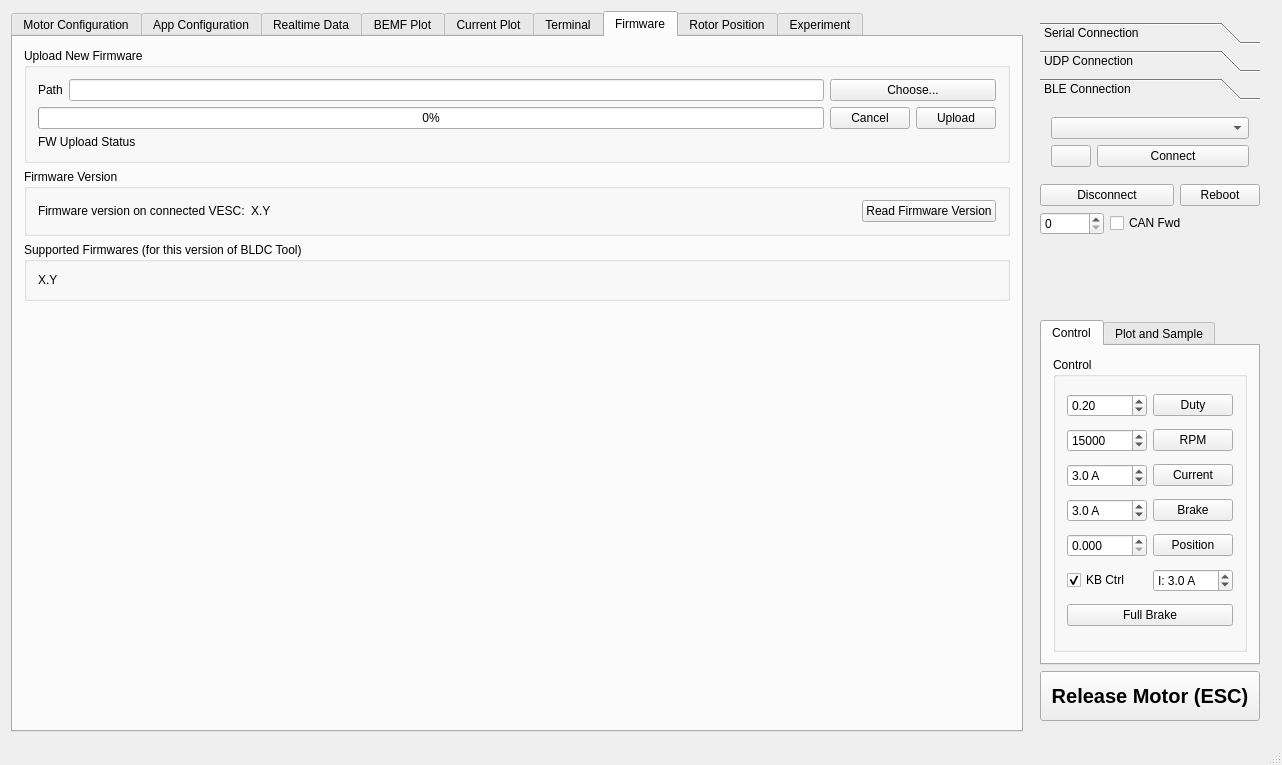
Above: mainwindow.ui from vedderb/bldc-tool before the change. Below: the same form after it.
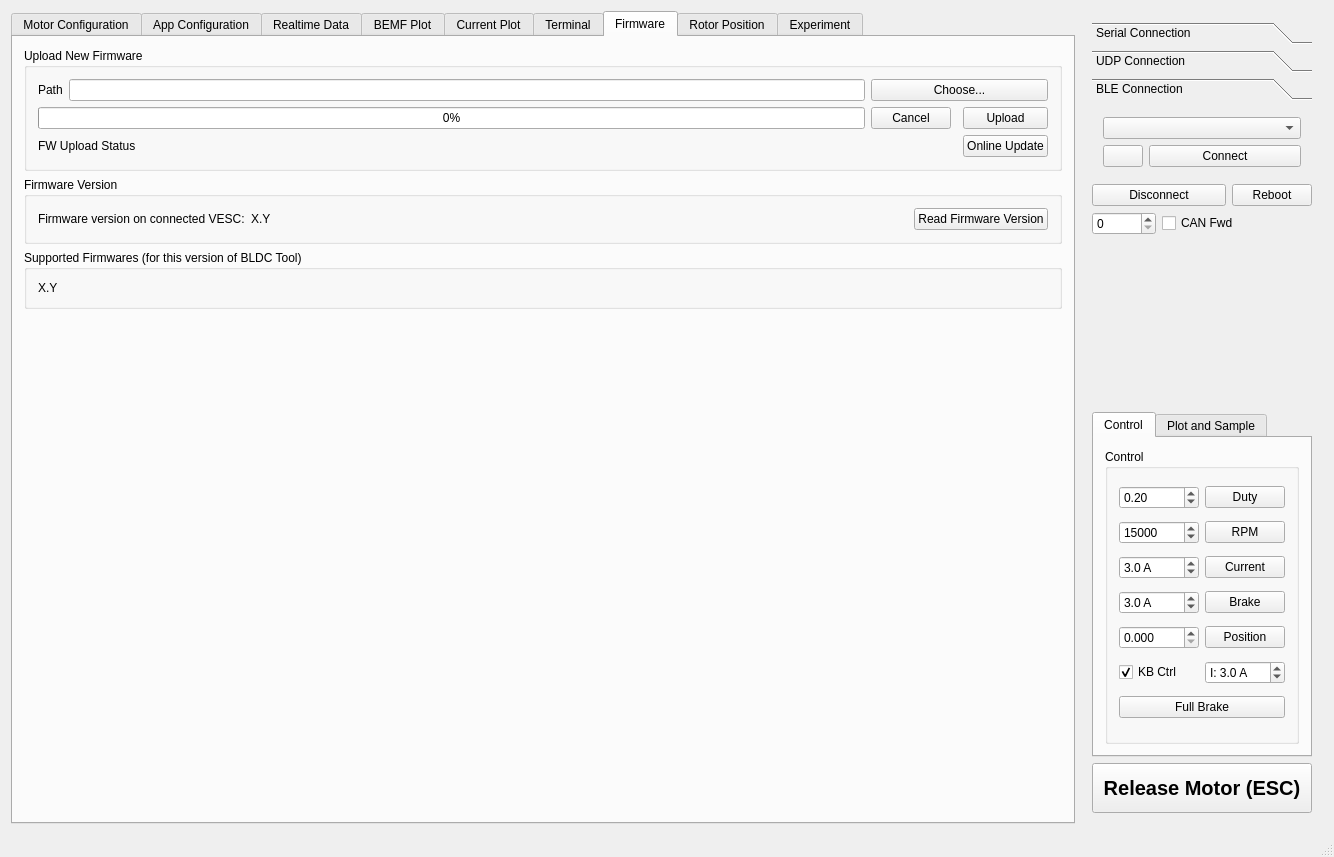
That is the form after the change. The open tabs and pages were chosen to show the change. Icons and pictures are not drawn. Custom widgets are drawn as their Qt base class.

Commit message:
Online firmware update
* Online firmware update

* Add online firmware update for widgets

What changed in the file:
```diff
--- a/mainwindow.ui
+++ b/mainwindow.ui
@@ -6,8 +6,8 @@
    <rect>
     <x>0</x>
     <y>0</y>
-    <width>1282</width>
-    <height>765</height>
+    <width>1334</width>
+    <height>857</height>
    </rect>
   </property>
   <property name="sizePolicy">
@@ -5201,47 +5201,54 @@
                </property>
               </widget>
              </item>
-             <item row="1" column="3">
+             <item row="2" column="4">
               <widget class="QPushButton" name="firmwareUploadButton">
                <property name="text">
                 <string>Upload</string>
                </property>
               </widget>
              </item>
-             <item row="2" column="0" colspan="2">
-              <widget class="QLabel" name="firmwareUploadStatusLabel">
-               <property name="text">
-                <string>FW Upload Status</string>
-               </property>
-              </widget>
-             </item>
-             <item row="1" column="0" colspan="2">
-              <widget class="QProgressBar" name="firmwareBar">
-               <property name="maximum">
-                <number>1000</number>
-               </property>
-               <property name="value">
-                <number>0</number>
-               </property>
-              </widget>
-             </item>
              <item row="0" column="1">
               <widget class="QLineEdit" name="firmwareEdit"/>
              </item>
-             <item row="1" column="2">
+             <item row="2" column="2">
               <widget class="QPushButton" name="firmwareCancelButton">
                <property name="text">
                 <string>Cancel</string>
                </property>
               </widget>
              </item>
-             <item row="0" column="2" colspan="2">
+             <item row="0" column="2" colspan="3">
               <widget class="QPushButton" name="firmwareChooseButton">
                <property name="text">
                 <string>Choose...</string>
                </property>
               </widget>
              </item>
+             <item row="3" column="0" colspan="2">
+              <widget class="QLabel" name="firmwareUploadStatusLabel">
+               <property name="text">
+                <string>FW Upload Status</string>
+               </property>
+              </widget>
+             </item>
+             <item row="2" column="0" colspan="2">
+              <widget class="QProgressBar" name="firmwareBar">
+               <property name="maximum">
+                <number>1000</number>
+               </property>
+               <property name="value">
+                <number>0</number>
+               </property>
+              </widget>
+             </item>
+             <item row="3" column="4">
+              <widget class="QPushButton" name="firmwareOnlineUpdateButton">
+               <property name="text">
+                <string>Online Update</string>
+               </property>
+              </widget>
+             </item>
             </layout>
            </widget>
           </item>
@@ -5668,6 +5675,14 @@
           </layout>
          </widget>
          <widget class="QWidget" name="blePage">
+          <property name="geometry">
+           <rect>
+            <x>0</x>
+            <y>0</y>
+            <width>170</width>
+            <height>78</height>
+           </rect>
+          </property>
           <attribute name="label">
            <string>BLE Connection</string>
           </attribute>
```
Left out of the diff: 40 changed lines with no effect on the pictures. The commit also changes 9 other files.
